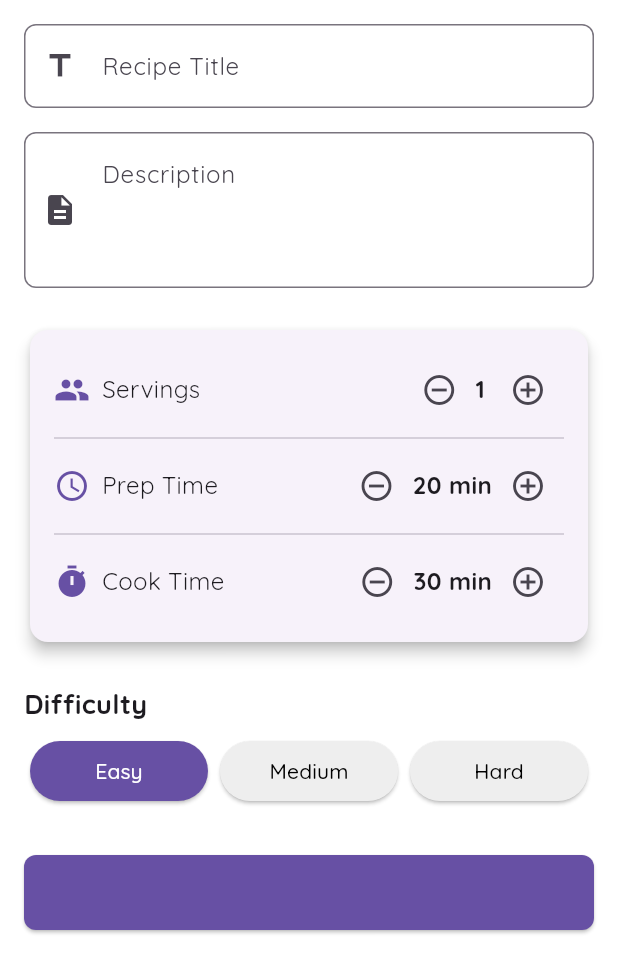
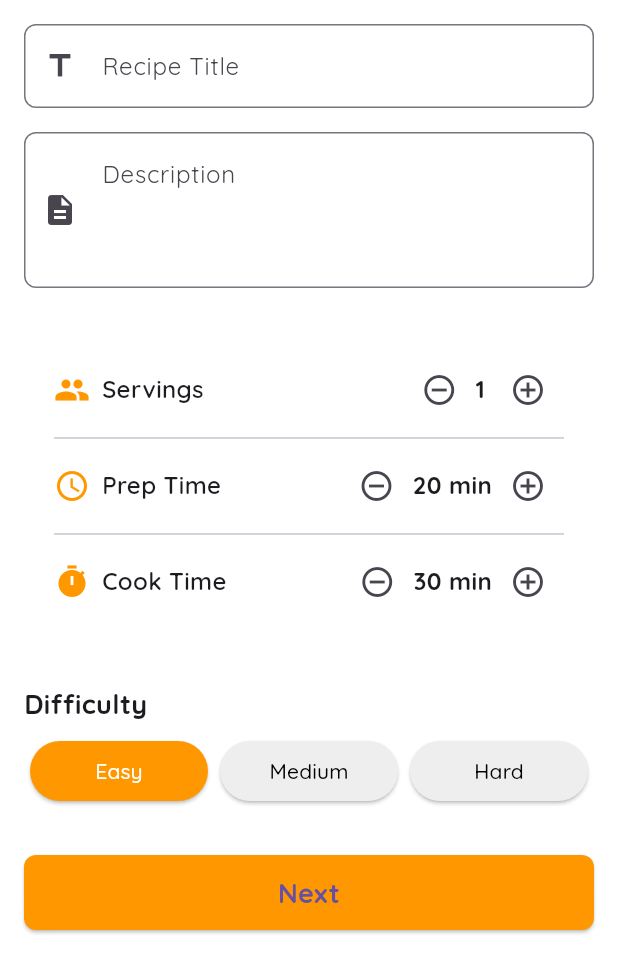
Before and after one commit to BenjaminHung8405/foocipe-cooking-app, a Flutter app: the RecipeTab screen opened directly, on a phone screen of 412 x 824 dp. Shown: the top 973 px of the screen. Run offline on Flutter 3.47's test engine with Material 3 defaults, Android fonts, the phone set to English and light mode, and no system bars; our stand-ins replace flutter_secure_storage; accounts and stored records are empty.

Commit message:
Little bit update

```diff
--- a/lib/presentation/component_page/recipe_tab.dart
+++ b/lib/presentation/component_page/recipe_tab.dart
@@ -35,9 +35,13 @@ class _RecipeTabState extends State<RecipeTab> {
                   SizedBox(height: 32),
                   ElevatedButton(
                     onPressed: () {},
-                    child: Text('Next'),
+                    child: Text(
+                      'Next',
+                      style:
+                          TextStyle(fontSize: 18, fontWeight: FontWeight.w700),
+                    ),
                     style: ElevatedButton.styleFrom(
-                      backgroundColor: Theme.of(context).primaryColor,
+                      backgroundColor: Colors.orange,
                       minimumSize: Size(double.infinity, 50),
                       shape: RoundedRectangleBorder(
                         borderRadius: BorderRadius.circular(8),
@@ -72,7 +76,8 @@ class _RecipeTabState extends State<RecipeTab> {
 
   Widget _buildInfoSection() {
     return Card(
-      elevation: 4,
+      color: Colors.white,
+      elevation: 0,
       shape: RoundedRectangleBorder(borderRadius: BorderRadius.circular(12)),
       child: Padding(
         padding: const EdgeInsets.all(16.0),
@@ -94,9 +99,11 @@ class _RecipeTabState extends State<RecipeTab> {
       {String unit = ''}) {
     return Row(
       children: [
-        Icon(icon, color: Theme.of(context).primaryColor),
+        Icon(icon, color: Colors.orange),
         SizedBox(width: 8),
-        Expanded(child: Text(label, style: TextStyle(fontSize: 16))),
+        Expanded(
+            child: Text(label,
+                style: TextStyle(fontSize: 16, fontWeight: FontWeight.w600))),
         IconButton(
           icon: Icon(Icons.remove_circle_outline),
           onPressed: () => setState(() => value > 1 ? value-- : null),
@@ -125,11 +132,13 @@ class _RecipeTabState extends State<RecipeTab> {
                 padding: const EdgeInsets.symmetric(horizontal: 4.0),
                 child: ElevatedButton(
                   onPressed: () => setState(() => difficulty = value),
-                  child: Text(value),
+                  child: Text(
+                    value,
+                    style: TextStyle(fontSize: 14, fontWeight: FontWeight.w500),
+                  ),
                   style: ElevatedButton.styleFrom(
-                    backgroundColor: difficulty == value
-                        ? Theme.of(context).primaryColor
-                        : Colors.grey[200],
+                    backgroundColor:
+                        difficulty == value ? Colors.orange : Colors.grey[200],
                     foregroundColor:
                         difficulty == value ? Colors.white : Colors.black,
                     shape: RoundedRectangleBorder(
--- a/lib/presentation/pages/Recipe/add_recipe_page.dart
+++ b/lib/presentation/pages/Recipe/add_recipe_page.dart
@@ -30,6 +30,7 @@ class _AddRecipePageState extends State<AddRecipePage>
   Widget build(BuildContext context) {
     return Scaffold(
       appBar: AppBar(
+        centerTitle: true,
         title: const Text('Add Recipe'),
         bottom: TabBar(
           controller: _tabController,
```
